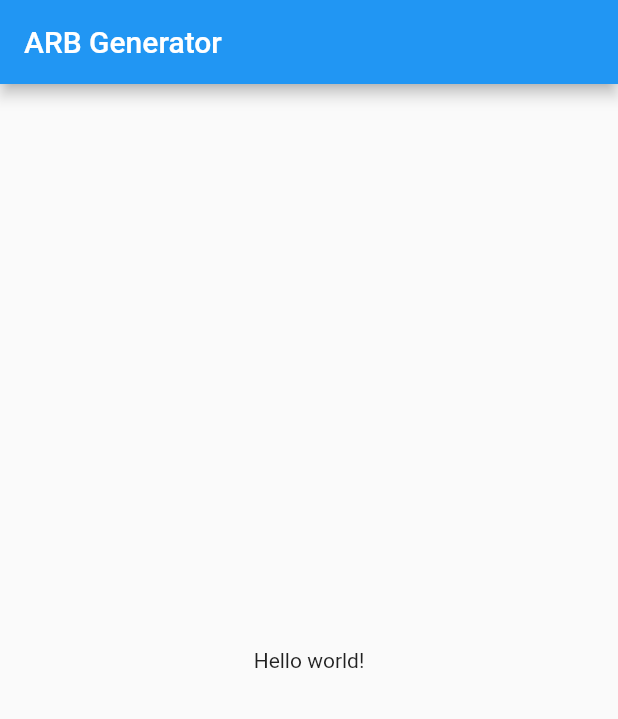
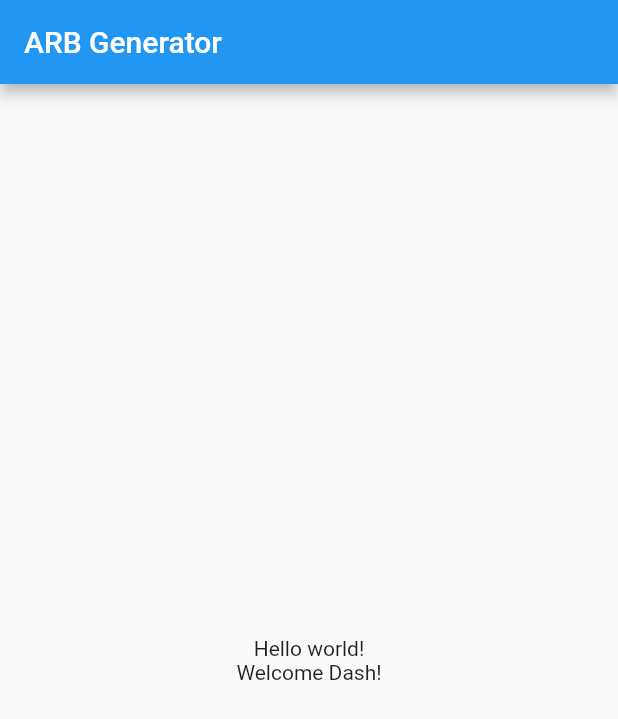
Before and after one commit to defuncart/arb_generator, a Flutter app: the screen it shows after launch, on a phone screen of 412 x 824 dp. Shown: the top 719 px of the screen. Run offline on Flutter 3.47's test engine with Material 2 defaults, Android fonts, the light colour scheme and no system bars; missing offline and left inert: flappy_translator.

Commit message:
Update example.

```diff
--- a/example/lib/l10n/intl_de.arb
+++ b/example/lib/l10n/intl_de.arb
@@ -3,5 +3,9 @@
   "myKey": "Hallo Welt!",
   "@myKey": {
     "description": "The conventional newborn programmer greeting"
+  },
+  "welcome": "Willkommen {firstName}!",
+  "@welcome": {
+    "description": "A welcome message"
   }
 }
--- a/example/lib/l10n/intl_en.arb
+++ b/example/lib/l10n/intl_en.arb
@@ -3,5 +3,9 @@
   "myKey": "Hello world!",
   "@myKey": {
     "description": "The conventional newborn programmer greeting"
+  },
+  "welcome": "Welcome {firstName}!",
+  "@welcome": {
+    "description": "A welcome message"
   }
 }
--- a/example/lib/widgets/my_app.dart
+++ b/example/lib/widgets/my_app.dart
@@ -30,7 +30,13 @@ class HomeScreen extends StatelessWidget {
         title: Text('ARB Generator'),
       ),
       body: Center(
-        child: Text(AppLocalizations.of(context).myKey),
+        child: Column(
+          mainAxisAlignment: MainAxisAlignment.center,
+          children: [
+            Text(AppLocalizations.of(context).myKey),
+            Text(AppLocalizations.of(context).welcome('Dash')),
+          ],
+        ),
       ),
     );
   }
```
Also changed, not shown: example/lib/generated/intl/messages_de.dart, example/lib/generated/intl/messages_en.dart, example/lib/generated/l10n.dart.
